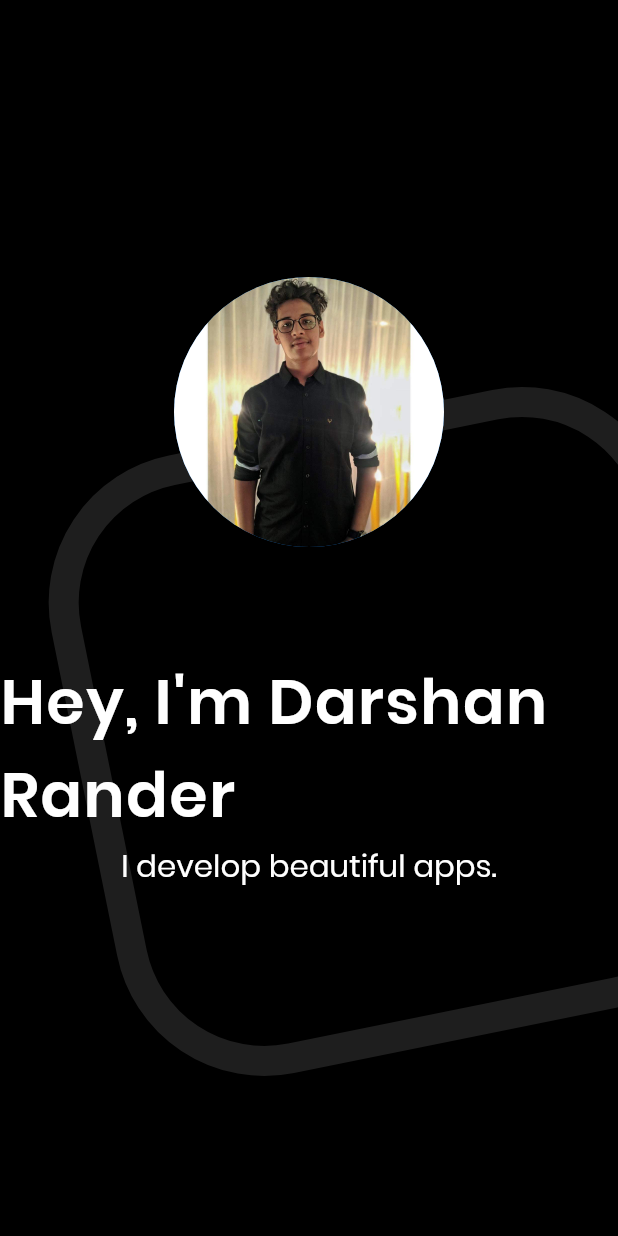
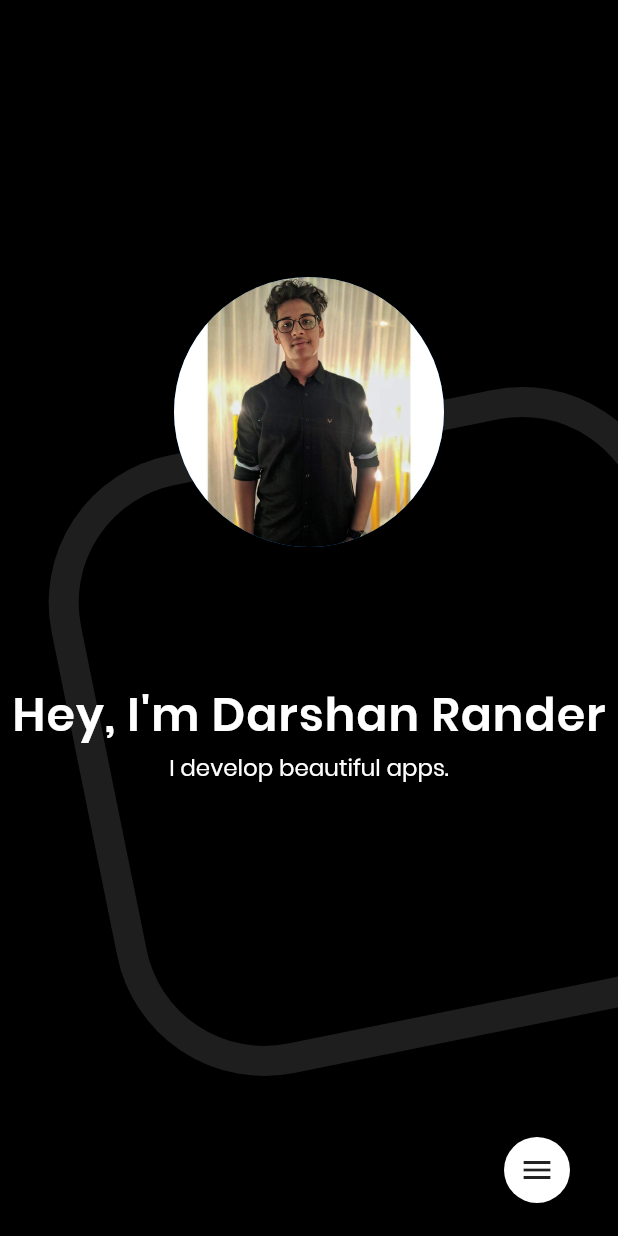
Before and after one commit to SirusCodes/portfolio-flutter, a Flutter app: the screen it shows after launch, on a phone screen of 412 x 824 dp. Run offline on Flutter 3.47's test engine with Material 2 defaults, Android fonts, the light colour scheme and no system bars; our stand-ins replace device_preview, flare_flutter, get_it, responsive_builder, scroll_snap_list, simple_animations; missing offline and left inert: universal_html; network calls fail.

Commit message:
added navigation button mobile

```diff
--- /dev/null
+++ b/lib/components/navigation/navigation_mobile.dart
@@ -0,0 +1,31 @@
+import 'package:flutter/material.dart';
+
+class NavigationMobile extends StatefulWidget {
+  NavigationMobile({Key key}) : super(key: key);
+
+  @override
+  _NavigationMobileState createState() => _NavigationMobileState();
+}
+
+class _NavigationMobileState extends State<NavigationMobile> {
+  @override
+  Widget build(BuildContext context) {
+    return Stack(
+      children: [
+        Positioned(
+          bottom: 20,
+          right: 10,
+          child: FlatButton(
+            padding: const EdgeInsets.all(10.0),
+            color: Colors.white,
+            onPressed: () {},
+            child: Icon(
+              Icons.menu,
+            ),
+            shape: CircleBorder(),
+          ),
+        ),
+      ],
+    );
+  }
+}
--- a/lib/screens/content.dart
+++ b/lib/screens/content.dart
@@ -1,3 +1,4 @@
+import 'package:Portfolio/components/navigation/navigation_mobile.dart';
 import 'package:Portfolio/get_it/animation_get_it.dart';
 import 'package:Portfolio/locator.dart';
 import 'package:Portfolio/screens/content/landing/landing.dart';
@@ -25,6 +26,7 @@ class _ContentState extends State<Content> {
   Widget build(BuildContext context) {
     return Stack(
       children: <Widget>[
+        if (MediaQuery.of(context).size.width < 600) NavigationMobile(),
         //! TODO: Change to change screen
         FadeDropper(key: _animation.getDropperKeys[2], child: Projects()),
         FadeDropper(key: _animation.getDropperKeys[1], child: About()),
--- a/lib/screens/content/landing/landing_mobile.dart
+++ b/lib/screens/content/landing/landing_mobile.dart
@@ -7,6 +7,9 @@ class LandingMobile extends StatelessWidget {
   Widget build(BuildContext context) {
     final _size = MediaQuery.of(context).size;
     return Center(
+      child: Padding(
+        padding: const EdgeInsets.all(8.0),
+        child: FittedBox(
           child: Column(
             mainAxisAlignment: MainAxisAlignment.center,
             crossAxisAlignment: CrossAxisAlignment.center,
@@ -28,6 +31,8 @@ class LandingMobile extends StatelessWidget {
               ),
             ],
           ),
+        ),
+      ),
     );
   }
 }
--- a/lib/screens/landing_screen/landing_screen_desktop.dart
+++ b/lib/screens/landing_screen/landing_screen_desktop.dart
@@ -1,7 +1,7 @@
 import 'package:Portfolio/components/arrow.dart';
 import 'package:Portfolio/components/avatar/avatar_desktop.dart';
 import 'package:Portfolio/components/background.dart';
-import 'package:Portfolio/components/side_navigation.dart';
+import 'package:Portfolio/components/navigation/navigation_desktop.dart';
 import 'package:Portfolio/components/social_rail.dart';
 import 'package:Portfolio/enums/arrow_pos.dart';
 import 'package:Portfolio/provider/page_provider.dart';
@@ -29,7 +29,7 @@ class LandingScreenDesktop extends StatelessWidget {
             Expanded(flex: 20, child: Content()),
             Expanded(
               flex: 3,
-              child: SideNavigation(),
+              child: NavigationDesktop(),
             ),
           ],
         ),
```
Also changed, not shown: lib/components/navigation/navigation_desktop.dart (renamed from lib/components/side_navigation.dart, +4 -4 lines). Lines whose indentation alone changed are shown as unchanged.
